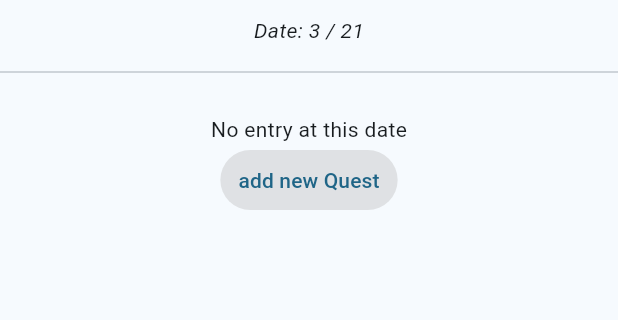
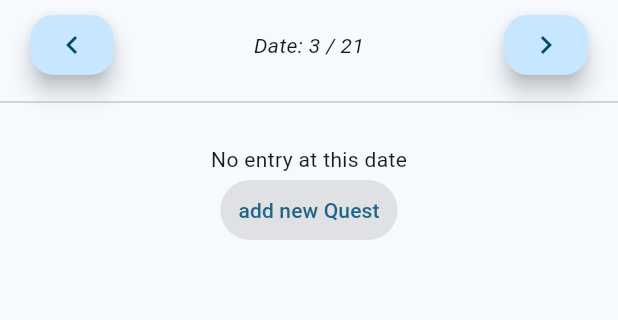
Before and after one commit to halva6/to_day, a Flutter app: the screen it shows after launch, on a phone screen of 412 x 824 dp, the part 84-404 px from its top. Run offline on Flutter 3.47's test engine with Material 3 defaults, Android fonts, the phone set to English and light mode, and no system bars; our stand-ins replace hive, hive_flutter, table_calendar; accounts and stored records are empty.

Commit message:
go to ne previous or next day via a simple button
- add "const" to some constant objects

```diff
--- a/lib/controller/daily_quests_controller.dart
+++ b/lib/controller/daily_quests_controller.dart
@@ -107,6 +107,12 @@ class DailyQuestsController extends ChangeNotifier {
     notifyListeners();
   }
 
+  void previousOrNextDate(DateTime selectDate, int dateDifference)
+  {
+    _selectedDateTime = selectDate.add(Duration(days:-dateDifference));
+    notifyListeners();
+  }
+
   void sumupStats(DateTime selectedDate) {
     if (_dailyQuests[selectedDate] != null) {
       DailyQuest dailyQuest = _dailyQuests[selectedDate]!;
--- a/lib/main.dart
+++ b/lib/main.dart
@@ -35,12 +35,12 @@ class MyApp extends StatelessWidget {
       home: ChangeNotifierProvider(
         create: (_) => DailyQuestsController(),
         child: Scaffold(
-          drawer: CalendarView(),
+          drawer: const CalendarView(),
           appBar: AppBar(
             backgroundColor: colorScheme.inversePrimary,
             title: Text(_headingText),
           ),
-          body: Center(child: QuestView()),
+          body: Center(child: const QuestView()),
         ),
       ),
     );
--- a/lib/widgets/calendar_view.dart
+++ b/lib/widgets/calendar_view.dart
@@ -24,14 +24,14 @@ class _CalendarViewState extends State<CalendarView> {
         children: [
           DrawerHeader(
             decoration: BoxDecoration(color: themeContext.colorScheme.inversePrimary),
-            child: Center(child: Text('To do, to day')),
+            child: const Center(child: Text('To do, to day')),
           ),
           ListTile(
             title: TableCalendar(
               focusedDay: _today ?? DateTime.now(),
               firstDay: DateTime.utc(2010, 10, 16),
               lastDay: DateTime.utc(2040, 3, 14),
-              headerStyle: HeaderStyle(
+              headerStyle: const HeaderStyle(
                 formatButtonVisible: false,
                 titleCentered: true,
               ),
--- a/lib/widgets/quest_list.dart
+++ b/lib/widgets/quest_list.dart
@@ -51,7 +51,7 @@ class QuestList extends StatelessWidget {
                           index,
                         );
                       },
-                      icon: Icon(Icons.delete),
+                      icon: const Icon(Icons.delete),
                     ),
                   );
                 },
--- a/lib/widgets/quest_view.dart
+++ b/lib/widgets/quest_view.dart
@@ -4,6 +4,7 @@ import 'package:to_day/controller/daily_quests_controller.dart';
 import 'package:to_day/model/daily_quest.dart';
 import 'package:to_day/widgets/empty_widget.dart';
 import 'package:to_day/widgets/quest_list.dart';
+import 'package:to_day/widgets/view_header.dart';
 
 class QuestView extends StatelessWidget {
   const QuestView({super.key});
@@ -15,16 +16,11 @@ class QuestView extends StatelessWidget {
 
     return Column(
       children: [
-        SizedBox(
-          height: 40,
-          child: Center(
-            child: Text("Date: ${selectedDate.month} / ${selectedDate.day}", style:  TextStyle( fontStyle: FontStyle.italic)),
-          ),
-        ),
-        Divider(),
+        ViewHeader(selectedDate: selectedDate),
+        const Divider(),
         Expanded(
           child: (dailyMap.isEmpty || !dailyMap.containsKey(selectedDate))
-              ? EmptyQuest()
+              ? const EmptyQuest()
               : QuestList(
                   currentDailyQuest: dailyMap[selectedDate] ?? DailyQuest(),
                   selectedDate: selectedDate,
--- /dev/null
+++ b/lib/widgets/view_header.dart
@@ -0,0 +1,45 @@
+import 'package:flutter/material.dart';
+import 'package:provider/provider.dart';
+import 'package:to_day/controller/daily_quests_controller.dart';
+
+class ViewHeader extends StatelessWidget {
+  const ViewHeader({super.key, required this.selectedDate});
+
+  final DateTime selectedDate;
+
+  @override
+  Widget build(BuildContext context) {
+    final dailyQuests = context.watch<DailyQuestsController>();
+    return SizedBox(
+      height: 60,
+      child: Row(
+        children: [
+          const SizedBox(width: 20),
+          SizedBox(
+            height: 40,
+            child: FloatingActionButton(
+              onPressed: () => dailyQuests.previousOrNextDate(selectedDate, 1),
+              child: const Icon(Icons.keyboard_arrow_left),
+            ),
+          ),
+          Expanded(
+            child: Center(
+              child: Text(
+                "Date: ${selectedDate.month} / ${selectedDate.day}",
+                style: const TextStyle(fontStyle: FontStyle.italic),
+              ),
+            ),
+          ),
+          SizedBox(
+            height: 40,
+            child: FloatingActionButton(
+              onPressed: () => dailyQuests.previousOrNextDate(selectedDate, -1),
+              child: const Icon(Icons.keyboard_arrow_right),
+            ),
+          ),
+          const SizedBox(width: 20),
+        ],
+      ),
+    );
+  }
+}
```
